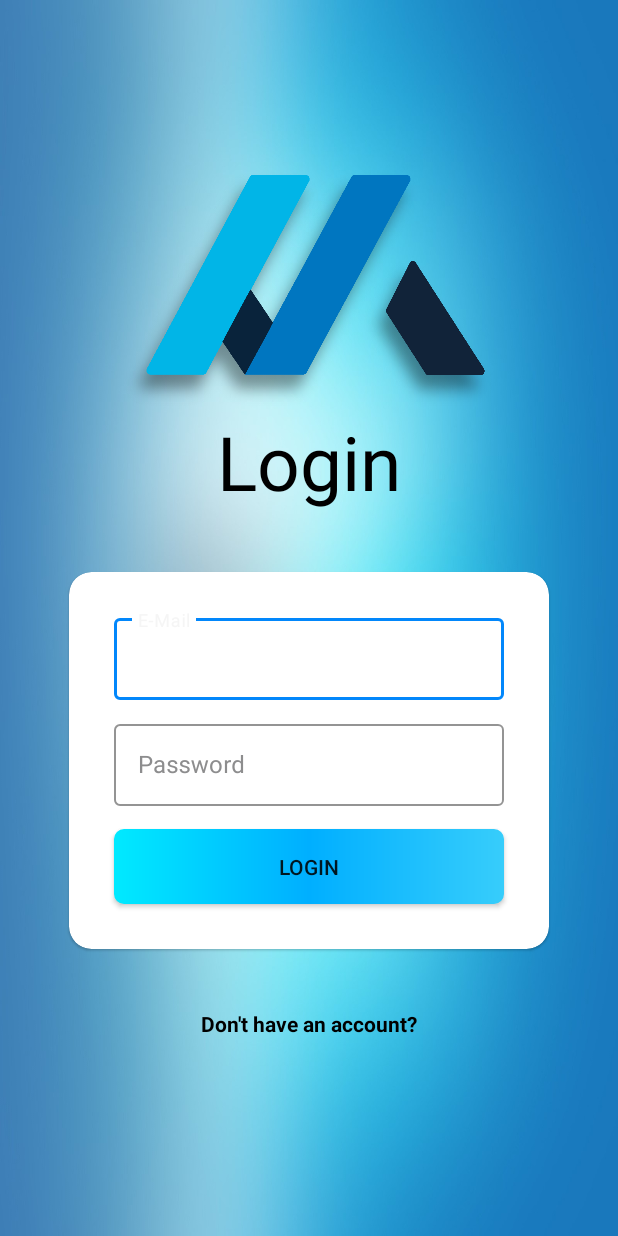
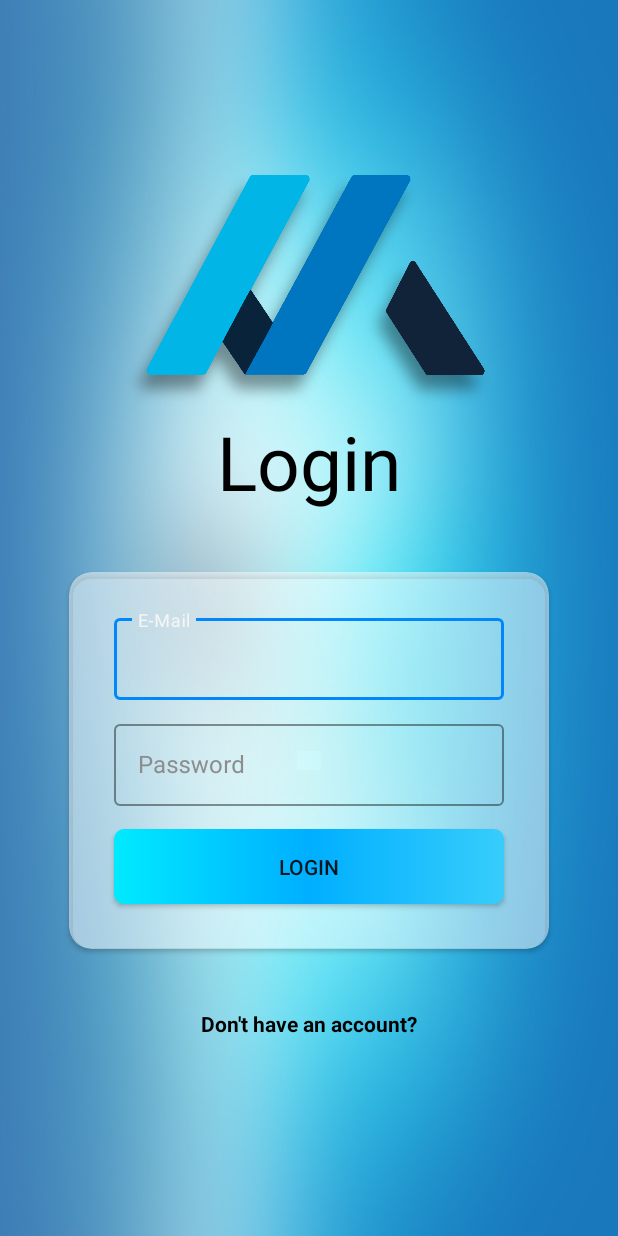
Before and after one commit to Hos18672/MyFitnessNote, an Android app: the screen it shows after launch (LoginActivity), on a phone screen of 412 x 824 dp. Run offline under Robolectric (Android 15) with nearby library versions, the phone set to English and light mode, and no system bars; our stand-ins replace Firebase (no records; nobody signed in at launch, a user with empty details on screens opened directly).

Commit message:
add classes

```diff
--- a/app/src/main/res/layout/activity_login.xml
+++ b/app/src/main/res/layout/activity_login.xml
@@ -34,11 +34,12 @@
             android:layout_marginBottom="20dp"
             tools:layout_editor_absoluteX="165dp"
             tools:layout_editor_absoluteY="218dp" />
-        <com.google.android.material.card.MaterialCardView
+        <androidx.cardview.widget.CardView
             android:layout_width="320dp"
             android:layout_height="wrap_content"
-            android:background="@android:color/white"
+            app:cardBackgroundColor="#7FFFFFFF"
             android:layout_margin="20dp"
+
             app:cardCornerRadius="15dp">
             <LinearLayout
                 android:id="@+id/ll2"
@@ -82,6 +83,7 @@
                                 android:layout_width="match_parent"
                                 android:layout_height="match_parent"
                                 android:hint="Password"
+
                                 android:inputType="textPassword"
                                 tools:layout_editor_absoluteX="99dp"
                                 tools:ignore="LabelFor" />
@@ -97,7 +99,7 @@
                     tools:layout_editor_absoluteX="154dp"
                     tools:layout_editor_absoluteY="508dp" />
     </LinearLayout>
-        </com.google.android.material.card.MaterialCardView>
+        </androidx.cardview.widget.CardView>
 
         <TextView
             android:id="@+id/login_signUpTv"
--- a/app/src/main/res/layout/activity_sign_up.xml
+++ b/app/src/main/res/layout/activity_sign_up.xml
@@ -33,11 +33,11 @@
             tools:layout_editor_absoluteX="165dp"
             tools:layout_editor_absoluteY="218dp" />
 
-        <com.google.android.material.card.MaterialCardView
+        <androidx.cardview.widget.CardView
             android:layout_width="320dp"
             android:layout_height="wrap_content"
             android:layout_margin="10dp"
-            android:background="@android:color/white"
+            app:cardBackgroundColor="#7FFFFFFF"
             android:layout_gravity="center"
             app:cardCornerRadius="15dp">
 
@@ -132,7 +132,7 @@
                     android:background="@drawable/shape"
                     android:text="@string/sign_up" />
             </LinearLayout>
-        </com.google.android.material.card.MaterialCardView>
+        </androidx.cardview.widget.CardView>
 
         <TextView
             android:id="@+id/signUp_loginText"
```
Also changed, not shown: app/src/main/res/drawable-v24/shape2.xml (added, +12 -0 lines), 5 other files.
